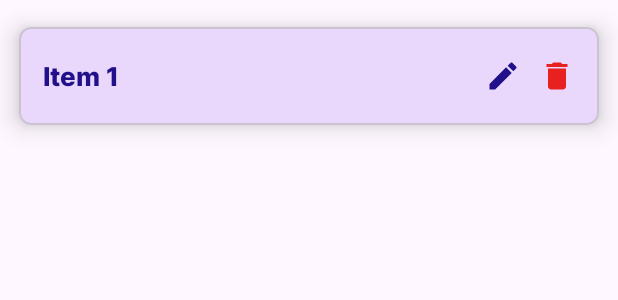
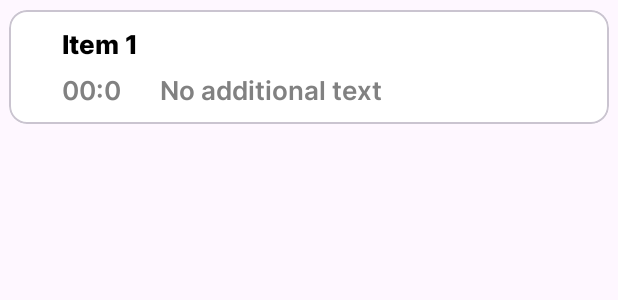
Before and after one commit to Katana1936/PET_Kotlin_Notes_App, an Android app: the layout each_todo_item.xml on its own in the app's theme, with its tools: preview values and no code run, on a phone screen of 412 x 824 dp. Shown: the top 300 px of the screen. Run offline under Robolectric (Android 15) with nearby library versions, the phone set to English and light mode, and no system bars.

Commit message:
Addition of text fields for detailed information

```diff
--- a/app/src/main/res/layout/each_todo_item.xml
+++ b/app/src/main/res/layout/each_todo_item.xml
@@ -1,29 +1,60 @@
 <?xml version="1.0" encoding="utf-8"?>
 <com.google.android.material.card.MaterialCardView xmlns:android="http://schemas.android.com/apk/res/android"
+    xmlns:tools="http://schemas.android.com/tools"
     android:layout_width="match_parent"
     android:layout_height="wrap_content"
     xmlns:app="http://schemas.android.com/apk/res-auto"
-    app:cardCornerRadius="8dp"
-    app:cardElevation="10dp"
     app:cardUseCompatPadding="true">
 
     <androidx.constraintlayout.widget.ConstraintLayout
         android:layout_width="match_parent"
         android:layout_height="wrap_content"
-        android:paddingVertical="20dp">
+        android:background="#ffffff">
 
         <TextView
             android:id="@+id/todoTask"
             android:layout_width="wrap_content"
             android:layout_height="wrap_content"
+            android:layout_marginStart="20dp"
+            android:layout_marginTop="10dp"
+            android:layout_marginBottom="5dp"
             android:fontFamily="@font/inter_extra_bold"
+            android:gravity="left"
             android:paddingStart="16dp"
             android:text="Item 1"
-            android:textColor="@color/text_color"
+            android:textColor="@color/black"
+            android:textSize="17sp"
+            app:layout_constraintBottom_toTopOf="@+id/text_first"
+            app:layout_constraintStart_toStartOf="parent"
+            app:layout_constraintTop_toTopOf="parent" />
+
+        <TextView
+            android:id="@+id/text_first"
+            android:layout_width="wrap_content"
+            android:layout_height="wrap_content"
+            android:layout_marginStart="20dp"
+            android:layout_marginBottom="10dp"
+            android:fontFamily="@font/inter_semi_bold"
+            android:paddingStart="16dp"
+            android:text="00:0"
+            android:textColor="#818181"
             android:textSize="17sp"
             app:layout_constraintBottom_toBottomOf="parent"
-            app:layout_constraintStart_toStartOf="parent"
-            app:layout_constraintTop_toTopOf="parent" />
+            app:layout_constraintStart_toStartOf="parent" />
+
+        <TextView
+            android:id="@+id/text_second"
+            android:layout_width="wrap_content"
+            android:layout_height="wrap_content"
+            android:layout_marginStart="10dp"
+            android:layout_marginBottom="10dp"
+            android:fontFamily="@font/inter_semi_bold"
+            android:paddingStart="16dp"
+            android:text="No additional text"
+            android:textColor="#818181"
+            android:textSize="17sp"
+            app:layout_constraintBottom_toBottomOf="parent"
+            app:layout_constraintStart_toEndOf="@+id/text_first" />
 
         <ImageView
             android:id="@+id/editTask"
@@ -31,6 +62,7 @@
             android:layout_height="wrap_content"
             android:src="@drawable/ic_baseline_edit_24"
             android:layout_marginEnd="12dp"
+            android:visibility="gone"
             app:layout_constraintBottom_toBottomOf="parent"
             app:layout_constraintEnd_toStartOf="@id/deleteTask"
             app:layout_constraintTop_toTopOf="parent"/>
@@ -41,6 +73,7 @@
             android:layout_height="wrap_content"
             android:layout_marginEnd="16dp"
             android:src="@drawable/ic_baseline_delete_24"
+            android:visibility="gone"
             app:layout_constraintBottom_toBottomOf="parent"
             app:layout_constraintEnd_toEndOf="parent"
             app:layout_constraintTop_toTopOf="parent"/>
```
